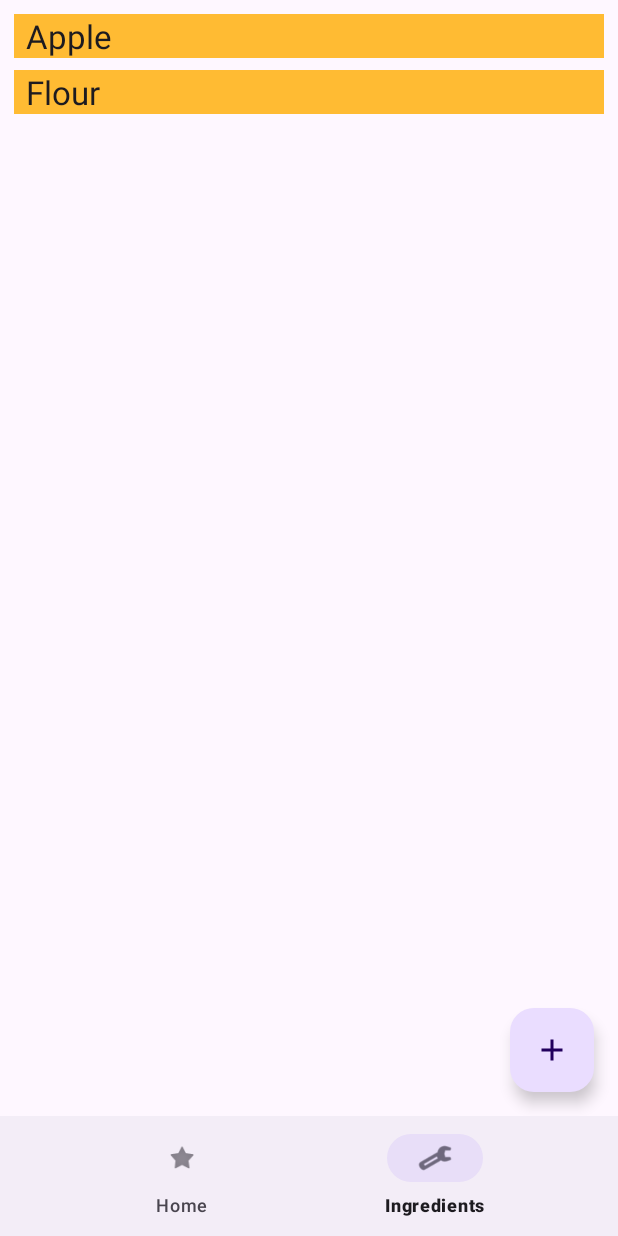
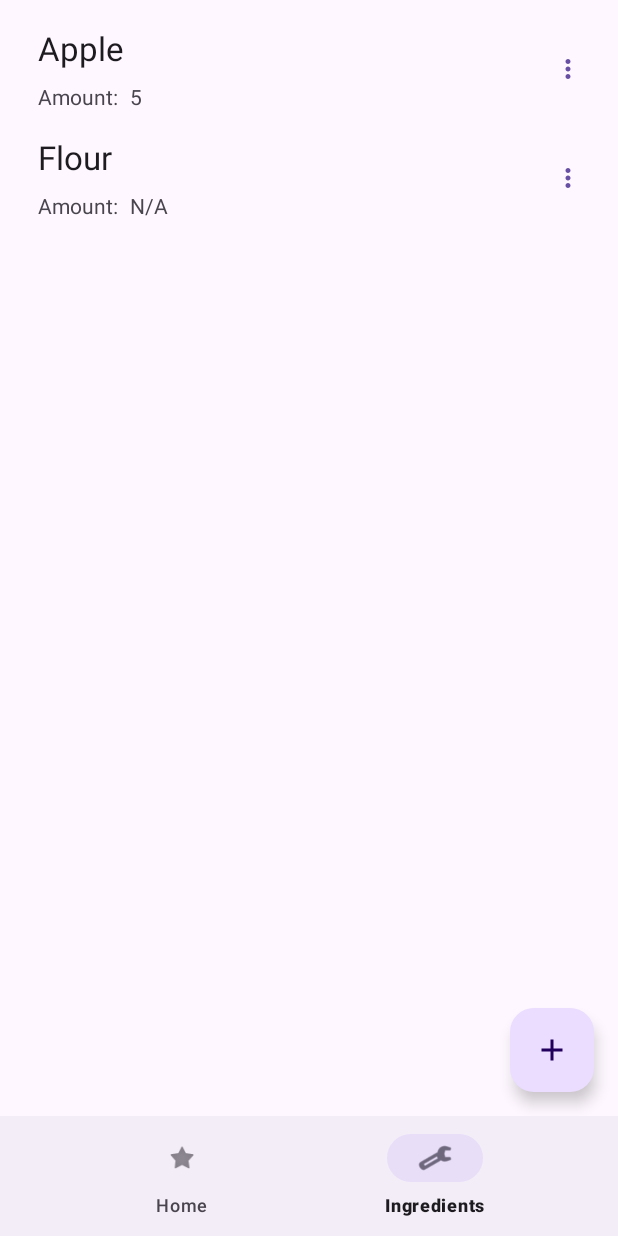
Before and after one commit to huangah412/RecipeSearch, an Android app: the screen it shows after launch (MainActivity), item 2 of the bottom bar chosen, on a phone screen of 412 x 824 dp. Run offline under Robolectric (Android 15) with nearby library versions, the phone set to English and light mode, and no system bars; our stand-ins replace Room's generated code.

Commit message:
Improve recyclerview look Show amount on recyclerview, no amount displays N/A

```diff
--- a/app/src/main/java/com/aiden/recipesearch/recyclerview/IngredientListAdapter.java
+++ b/app/src/main/java/com/aiden/recipesearch/recyclerview/IngredientListAdapter.java
@@ -21,7 +21,7 @@ public class IngredientListAdapter extends ListAdapter<Ingredient, IngredientVie
     @Override
     public void onBindViewHolder(IngredientViewHolder holder, int position){
         Ingredient current = getItem(position);
-        holder.bind(current.ingredient);
+        holder.bind(current.ingredient, current.amount);
     }
 
     public static class IngredientDiff extends DiffUtil.ItemCallback<Ingredient>{
--- a/app/src/main/java/com/aiden/recipesearch/recyclerview/IngredientViewHolder.java
+++ b/app/src/main/java/com/aiden/recipesearch/recyclerview/IngredientViewHolder.java
@@ -11,14 +11,25 @@ import com.aiden.recipesearch.R;
 
 public class IngredientViewHolder extends RecyclerView.ViewHolder {
     private final TextView ingredientItemView;
+    private final TextView amountItemView;
 
     private IngredientViewHolder(View itemView){
         super(itemView);
-        ingredientItemView = itemView.findViewById(R.id.textView);
+        ingredientItemView = itemView.findViewById(R.id.ingredientName);
+        amountItemView = itemView.findViewById(R.id.amount);
     }
 
-    public void bind(String text){
+    public void bind(String text, int amount){
         ingredientItemView.setText(text);
+
+        String amountText;
+        if(amount == -1){
+            amountText = "N/A";
+        }
+        else{
+            amountText = Integer.toString(amount);
+        }
+        amountItemView.setText(amountText);
     }
 
     static IngredientViewHolder create(ViewGroup parent){
--- a/app/src/main/java/com/aiden/recipesearch/util/StringUtils.java
+++ b/app/src/main/java/com/aiden/recipesearch/util/StringUtils.java
@@ -1,9 +1,11 @@
 package com.aiden.recipesearch.util;
 
 
+import java.util.Locale;
+
 public class StringUtils {
     public static String toTitleCase(String str){
-        str = str.toLowerCase();
+        str = str.toLowerCase(Locale.getDefault());
         String[] strings = str.split(" ");
         for(int i = 0; i < strings.length; i++){
             String s = strings[i];
--- /dev/null
+++ b/app/src/main/res/drawable/ic_more_vert_24dp.xml
@@ -0,0 +1,5 @@
+<vector xmlns:android="http://schemas.android.com/apk/res/android" android:height="24dp" android:tint="#000000" android:viewportHeight="24" android:viewportWidth="24" android:width="24dp">
+
+    <path android:fillColor="@android:color/white" android:pathData="M12,8c1.1,0 2,-0.9 2,-2s-0.9,-2 -2,-2 -2,0.9 -2,2 0.9,2 2,2zM12,10c-1.1,0 -2,0.9 -2,2s0.9,2 2,2 2,-0.9 2,-2 -0.9,-2 -2,-2zM12,16c-1.1,0 -2,0.9 -2,2s0.9,2 2,2 2,-0.9 2,-2 -0.9,-2 -2,-2z"/>
+
+</vector>
--- a/app/src/main/res/layout/recyclerview_item.xml
+++ b/app/src/main/res/layout/recyclerview_item.xml
@@ -1,13 +1,52 @@
 <?xml version="1.0" encoding="utf-8"?>
-<LinearLayout xmlns:android="http://schemas.android.com/apk/res/android"
-    android:orientation="vertical"
+<androidx.constraintlayout.widget.ConstraintLayout xmlns:android="http://schemas.android.com/apk/res/android"
+    xmlns:app="http://schemas.android.com/apk/res-auto"
+    xmlns:tools="http://schemas.android.com/tools"
     android:layout_width="match_parent"
-    android:layout_height="wrap_content">
+    android:layout_height="wrap_content"
+    android:orientation="vertical">
 
     <TextView
-        android:id="@+id/textView"
+        android:id="@+id/ingredientName"
         style="@style/word_title"
         android:layout_width="match_parent"
         android:layout_height="wrap_content"
-        android:background="@android:color/holo_orange_light" />
-</LinearLayout>
+        android:layout_margin="8dp"
+        app:layout_constraintEnd_toEndOf="parent"
+        app:layout_constraintStart_toStartOf="parent"
+        app:layout_constraintTop_toTopOf="parent" />
+
+    <TextView
+        android:id="@+id/amountText"
+        style="@style/word_body"
+        android:layout_width="wrap_content"
+        android:layout_height="wrap_content"
+        android:layout_marginStart="8dp"
+        android:layout_marginTop="8dp"
+        android:text="@string/recyclerview_item_amount"
+        app:layout_constraintBottom_toBottomOf="parent"
+        app:layout_constraintStart_toStartOf="parent"
+        app:layout_constraintTop_toBottomOf="@+id/ingredientName" />
+
+    <TextView
+        android:id="@+id/amount"
+        style="@style/word_body"
+        android:layout_width="0dp"
+        android:layout_height="wrap_content"
+        android:layout_marginTop="8dp"
+        app:layout_constraintEnd_toEndOf="parent"
+        app:layout_constraintStart_toEndOf="@+id/amountText"
+        app:layout_constraintTop_toBottomOf="@+id/ingredientName" />
+
+    <Button
+        android:id="@+id/moreOptions"
+        style="@style/Widget.Material3.Button.IconButton"
+        android:layout_width="wrap_content"
+        android:layout_height="wrap_content"
+        android:contentDescription="more options"
+        app:icon="@drawable/ic_more_vert_24dp"
+        app:layout_constraintBottom_toBottomOf="parent"
+        app:layout_constraintEnd_toEndOf="parent"
+        app:layout_constraintTop_toTopOf="parent" />
+
+</androidx.constraintlayout.widget.ConstraintLayout>
--- a/app/src/main/res/values/strings.xml
+++ b/app/src/main/res/values/strings.xml
@@ -7,4 +7,6 @@
     <string name="add_ingredient_dialog_cancel">Cancel</string>
     <string name="dialog_input_ingredient">Ingredient</string>
     <string name="dialog_input_amount">Amount</string>
+    <string name="more_options">More options</string>
+    <string name="recyclerview_item_amount">Amount: </string>
 </resources>
--- a/app/src/main/res/values/styles.xml
+++ b/app/src/main/res/values/styles.xml
@@ -5,7 +5,13 @@
         <item name="android:layout_width">match_parent</item>
         <item name="android:layout_marginBottom">8dp</item>
         <item name="android:paddingLeft">8dp</item>
-        <item name="android:background">@android:color/holo_orange_light</item>
         <item name="android:textAppearance">@android:style/TextAppearance.Large</item>
     </style>
+
+    <style name="word_body">
+        <item name="android:layout_width">match_parent</item>
+        <item name="android:layout_marginBottom">8dp</item>
+        <item name="android:paddingLeft">8dp</item>
+        <item name="android:textAppearance">@android:style/TextAppearance.Small</item>
+    </style>
 </resources>
```
